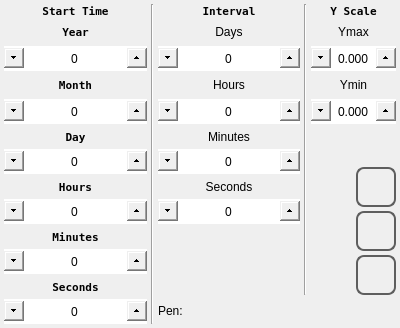
The window that qt_library/ATCMtrend/trend_range.ui (MECTsrl/mect_plugins) describes before a commit, drawn with Qt 5.
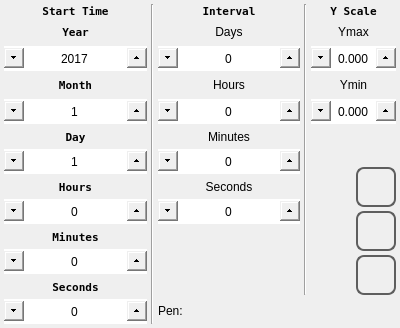
The same window after the commit. Icons and pictures are not drawn.

Commit message: fix trends (bis)

```diff
--- a/qt_library/ATCMtrend/trend_range.ui
+++ b/qt_library/ATCMtrend/trend_range.ui
@@ -406,9 +406,15 @@
        <property name="alignment">
         <set>Qt::AlignCenter</set>
        </property>
+       <property name="minimum">
+        <number>1</number>
+       </property>
        <property name="maximum">
         <number>31</number>
        </property>
+       <property name="value">
+        <number>1</number>
+       </property>
       </widget>
      </item>
      <item row="5" column="2">
@@ -549,9 +555,15 @@
        <property name="alignment">
         <set>Qt::AlignCenter</set>
        </property>
+       <property name="minimum">
+        <number>1</number>
+       </property>
        <property name="maximum">
         <number>12</number>
        </property>
+       <property name="value">
+        <number>1</number>
+       </property>
       </widget>
      </item>
      <item row="3" column="4">
@@ -723,11 +735,14 @@
        <property name="alignment">
         <set>Qt::AlignCenter</set>
        </property>
+       <property name="minimum">
+        <number>1</number>
+       </property>
        <property name="maximum">
         <number>3000</number>
        </property>
        <property name="value">
-        <number>0</number>
+        <number>2017</number>
        </property>
       </widget>
      </item>
```
Left out of the diff: 11 changed lines with no effect on the pictures. The commit also changes 3 other files.
